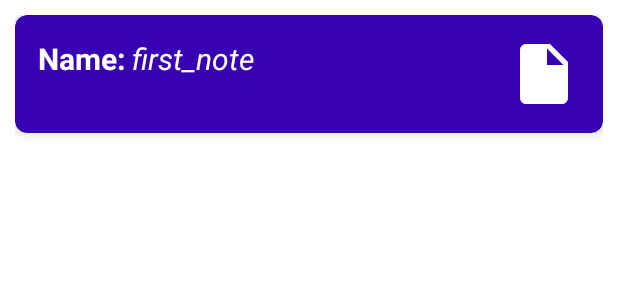
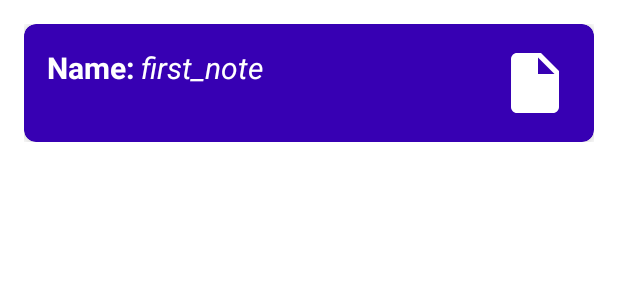
Before and after one commit to OlloshukurAnvarov/Notes, an Android app: the layout item_notes.xml on its own in the app's theme, with its tools: preview values and no code run, on a phone screen of 412 x 824 dp. Shown: the top 300 px of the screen. Run offline under Robolectric (Android 15) with nearby library versions, the light colour scheme and no system bars.

Commit message:
item_notes.xml edited

```diff
--- a/app/src/main/res/layout/item_notes.xml
+++ b/app/src/main/res/layout/item_notes.xml
@@ -2,13 +2,13 @@
 <FrameLayout xmlns:android="http://schemas.android.com/apk/res/android"
     xmlns:app="http://schemas.android.com/apk/res-auto"
     android:layout_width="match_parent"
-    android:layout_height="match_parent"
-    android:padding="10dp">
+    android:layout_height="wrap_content"
+    android:padding="16dp">
 
     <androidx.cardview.widget.CardView
         android:layout_width="match_parent"
         android:layout_height="wrap_content"
-        app:cardBackgroundColor="#FF3700B3"
+        app:cardBackgroundColor="?colorPrimaryVariant"
         app:cardCornerRadius="8dp"
         app:cardElevation="4dp">
 
@@ -43,8 +43,8 @@
             <ImageView
                 android:layout_width="wrap_content"
                 android:layout_height="wrap_content"
-                android:src="@drawable/baseline_insert_drive_file_24"
-                android:layout_gravity="end|bottom"/>
+                android:layout_gravity="end|bottom"
+                android:src="@drawable/baseline_insert_drive_file_24" />
 
 
         </FrameLayout>
```
